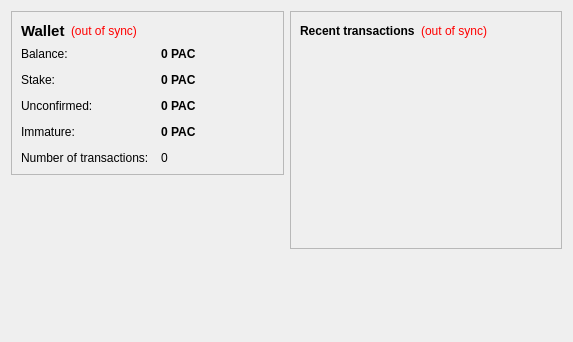
Above: src/qt/forms/overviewpage.ui from wmcorless/paccoin before the change. Below: the same form after it.
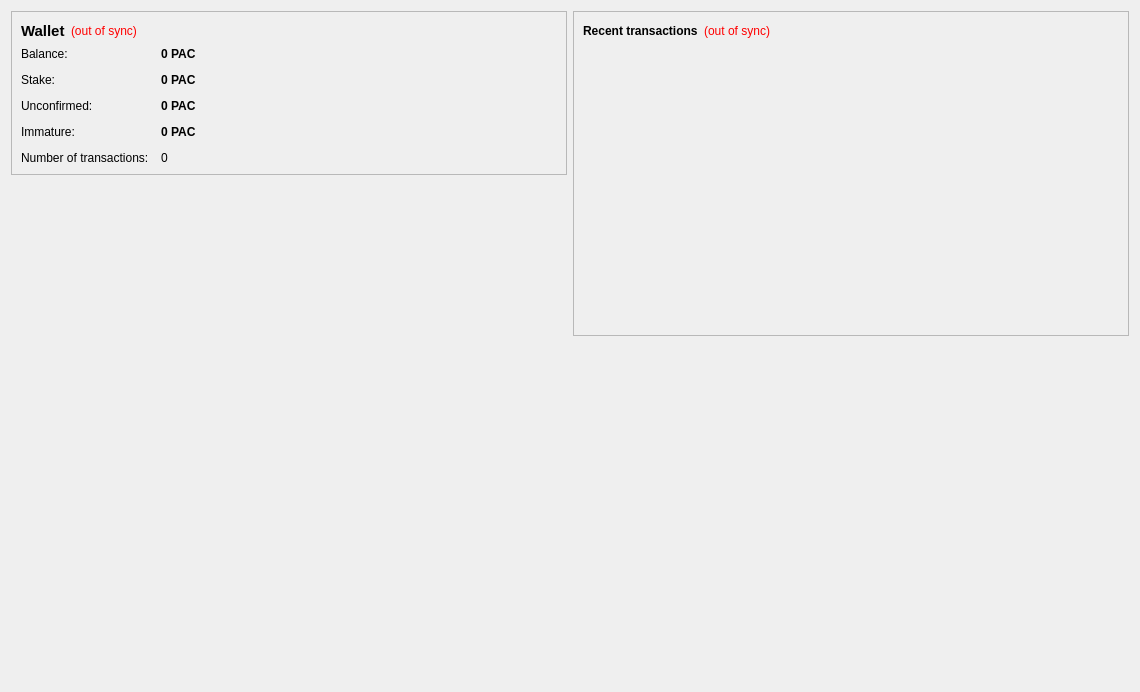
That is the form after the change. Icons and pictures are not drawn.

```diff
--- a/src/qt/forms/overviewpage.ui
+++ b/src/qt/forms/overviewpage.ui
@@ -6,8 +6,8 @@
    <rect>
     <x>0</x>
     <y>0</y>
-    <width>573</width>
-    <height>342</height>
+    <width>1140</width>
+    <height>692</height>
    </rect>
   </property>
   <property name="windowTitle">
@@ -218,6 +218,22 @@
        </layout>
       </widget>
      </item>
+     <item>
+      <spacer name="verticalSpacer_3">
+       <property name="orientation">
+        <enum>Qt::Vertical</enum>
+       </property>
+       <property name="sizeType">
+        <enum>QSizePolicy::Expanding</enum>
+       </property>
+       <property name="sizeHint" stdset="0">
+        <size>
+         <width>20</width>
+         <height>40</height>
+        </size>
+       </property>
+      </spacer>
+     </item>
      <item>
       <widget class="QLabel" name="label_wallet_bgcoin">
        <property name="text">
@@ -226,6 +242,9 @@
        <property name="pixmap">
         <pixmap resource="../paccoin.qrc">:/images/wallet_bgcoin</pixmap>
        </property>
+       <property name="alignment">
+        <set>Qt::AlignCenter</set>
+       </property>
       </widget>
      </item>
      <item>
```
